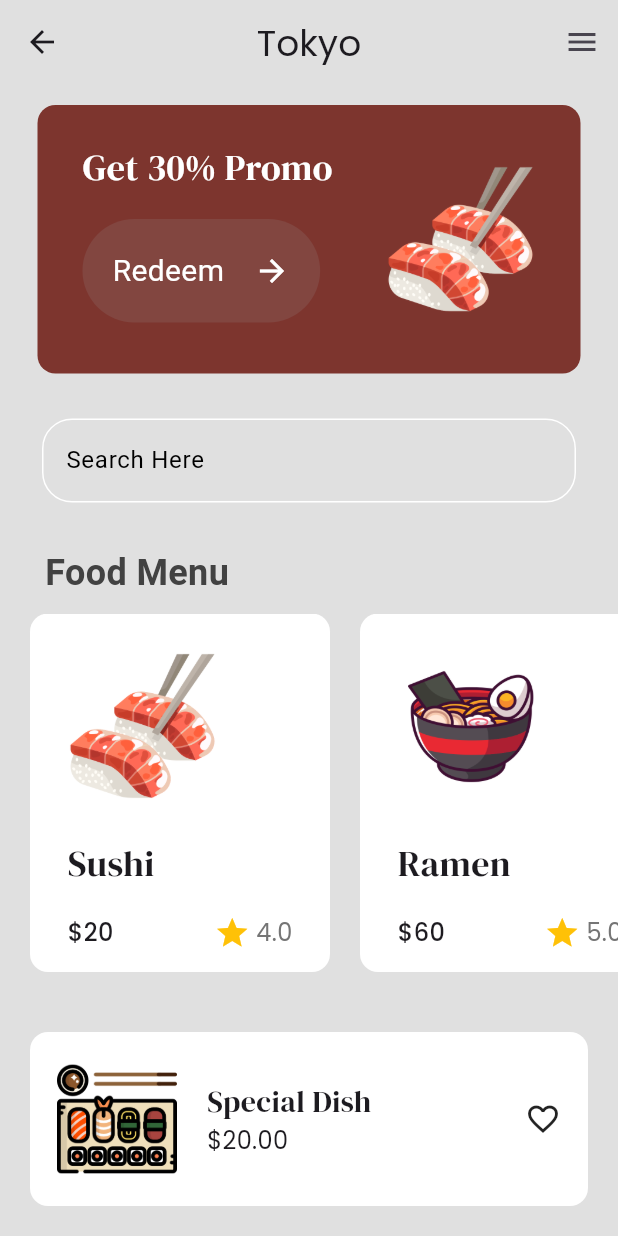
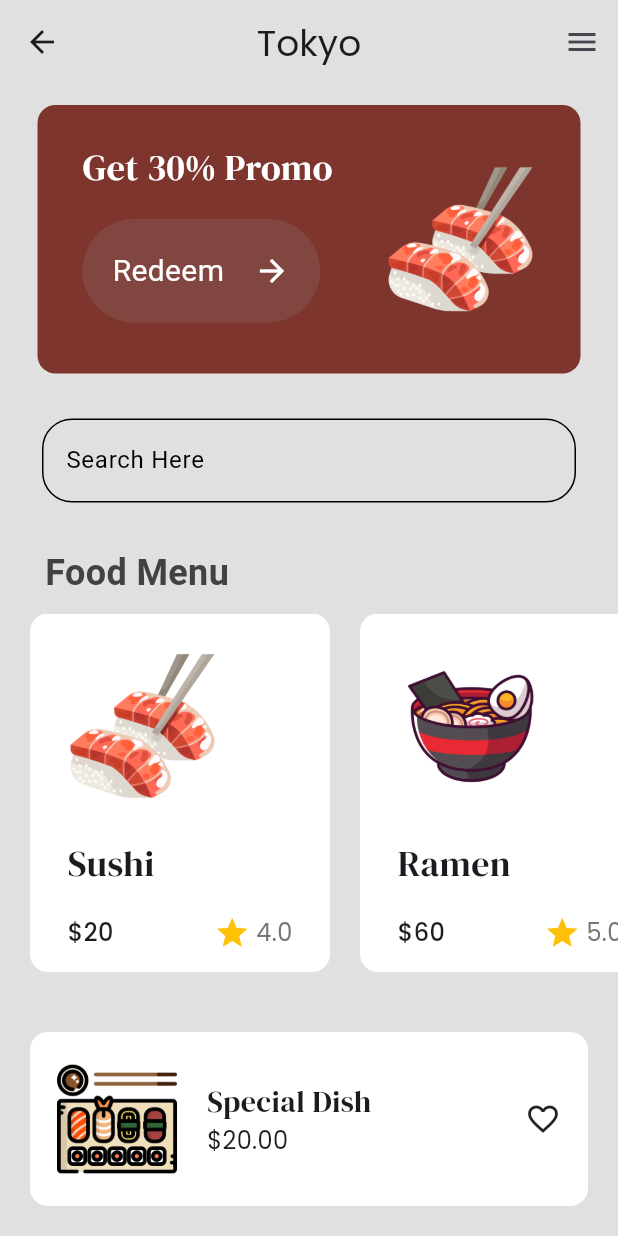
Before and after one commit to 0xAhmd/sushi-app, a Flutter app: the screen it shows after launch, after a tap on "Get Started", on a phone screen of 412 x 824 dp. Run offline on Flutter 3.47's test engine with Material 3 defaults, Android fonts, the phone set to English and light mode, and no system bars; our stand-ins replace google_fonts.

Commit message:
first refactor

```diff
--- a/lib/components/custom_text_field.dart
+++ b/lib/components/custom_text_field.dart
@@ -1,9 +1,7 @@
 import 'package:flutter/material.dart';
 
 class CustomTextField extends StatelessWidget {
-  const CustomTextField({
-    super.key,
-  });
+  const CustomTextField({super.key});
 
   @override
   Widget build(BuildContext context) {
@@ -20,7 +18,7 @@ class CustomTextField extends StatelessWidget {
         ),
 
         enabledBorder: OutlineInputBorder(
-          borderSide: const BorderSide(color: Colors.white),
+          borderSide: const BorderSide(color: Colors.black),
           borderRadius: BorderRadius.circular(20),
         ),
       ),
--- a/lib/components/food_tile.dart
+++ b/lib/components/food_tile.dart
@@ -1,15 +1,13 @@
 import 'package:flutter/material.dart';
 import 'package:google_fonts/google_fonts.dart';
-import 'package:sushi/models/food_model.dart';
+import '../models/food_model.dart';
 
 class FoodTile extends StatelessWidget {
   const FoodTile({super.key, required this.food});
   final Food food;
   @override
   Widget build(BuildContext context) {
-    return Padding(
-      padding: const EdgeInsets.all(0),
-      child: Container(
+    return Container(
       margin: const EdgeInsets.only(left: 20),
 
       width: 200,
@@ -53,7 +51,6 @@ class FoodTile extends StatelessWidget {
           ),
         ],
       ),
-      ),
     );
   }
 }
--- a/lib/components/promo_tile.dart
+++ b/lib/components/promo_tile.dart
@@ -1,7 +1,7 @@
 import 'package:flutter/material.dart';
 import 'package:google_fonts/google_fonts.dart';
-import 'package:sushi/components/custom_button.dart';
-import 'package:sushi/constants.dart';
+import 'custom_button.dart';
+import '../constants.dart';
 
 class PromoTile extends StatelessWidget {
   const PromoTile({super.key});
--- a/lib/main.dart
+++ b/lib/main.dart
@@ -1,6 +1,6 @@
 import 'package:flutter/material.dart';
-import 'package:sushi/views/intro_view.dart';
-import 'package:sushi/views/menu_view.dart';
+import 'views/intro_view.dart';
+import 'views/menu_view.dart';
 
 void main() {
   runApp(const MyApp());
@@ -14,8 +14,9 @@ class MyApp extends StatelessWidget {
   Widget build(BuildContext context) {
     return MaterialApp(
       routes: {
-        '/MenuView' : (context) => const MenuView(),
-        '/IntroView': (context) => const IntroView()},
+        '/MenuView': (context) => const MenuView(),
+        '/IntroView': (context) => const IntroView(),
+      },
 
       home: const IntroView(),
       debugShowCheckedModeBanner: false,
--- a/lib/models/food_model.dart
+++ b/lib/models/food_model.dart
@@ -1,3 +1,5 @@
+// ignore_for_file: unused_element
+
 class Food {
   String name;
   String price;
--- a/lib/views/intro_view.dart
+++ b/lib/views/intro_view.dart
@@ -1,15 +1,14 @@
 import 'package:flutter/material.dart';
 import 'package:google_fonts/google_fonts.dart';
-import 'package:sushi/components/custom_button.dart';
-import 'package:sushi/constants.dart';
+import '../components/custom_button.dart';
+import '../constants.dart';
 
 class IntroView extends StatelessWidget {
   const IntroView({super.key});
 
   @override
   Widget build(BuildContext context) {
-    return SafeArea(
-      child: Scaffold(
+    return Scaffold(
       backgroundColor: primaryRed,
       body: Padding(
         padding: const EdgeInsets.only(left: 14.0, top: 18, right: 12),
@@ -17,6 +16,7 @@ class IntroView extends StatelessWidget {
           mainAxisAlignment: MainAxisAlignment.spaceEvenly,
           crossAxisAlignment: CrossAxisAlignment.start,
           children: [
+            const SizedBox(height: 24),
             Text(
               "SUSHI MAN",
               style: GoogleFonts.dmSerifDisplay(
@@ -60,7 +60,6 @@ class IntroView extends StatelessWidget {
           ],
         ),
       ),
-      ),
     );
   }
 }
--- a/lib/views/menu_view.dart
+++ b/lib/views/menu_view.dart
@@ -1,12 +1,10 @@
 import 'package:flutter/material.dart';
 import 'package:google_fonts/google_fonts.dart';
-import 'package:sushi/components/custom_button.dart';
-import 'package:sushi/components/custom_text_field.dart';
-import 'package:sushi/components/food_tile.dart';
-import 'package:sushi/components/popular_tile.dart';
-import 'package:sushi/components/promo_tile.dart';
-import 'package:sushi/constants.dart';
-import 'package:sushi/models/food_model.dart';
+import '../components/custom_text_field.dart';
+import '../components/food_tile.dart';
+import '../components/popular_tile.dart';
+import '../components/promo_tile.dart';
+import '../models/food_model.dart';
 
 class MenuView extends StatefulWidget {
   const MenuView({super.key});
@@ -54,8 +52,7 @@ class _MenuViewState extends State<MenuView> {
   ];
   @override
   Widget build(BuildContext context) {
-    return SafeArea(
-      child: Scaffold(
+    return Scaffold(
       backgroundColor: Colors.grey[300],
       appBar: AppBar(
         actions: const [
@@ -110,7 +107,6 @@ class _MenuViewState extends State<MenuView> {
           const PopularTile(),
         ],
       ),
-      ),
     );
   }
 }
```
Also changed, not shown: pubspec.yaml (+4 -10 lines), pubspec.lock, 1 other file. Lines whose indentation alone changed are shown as unchanged.
